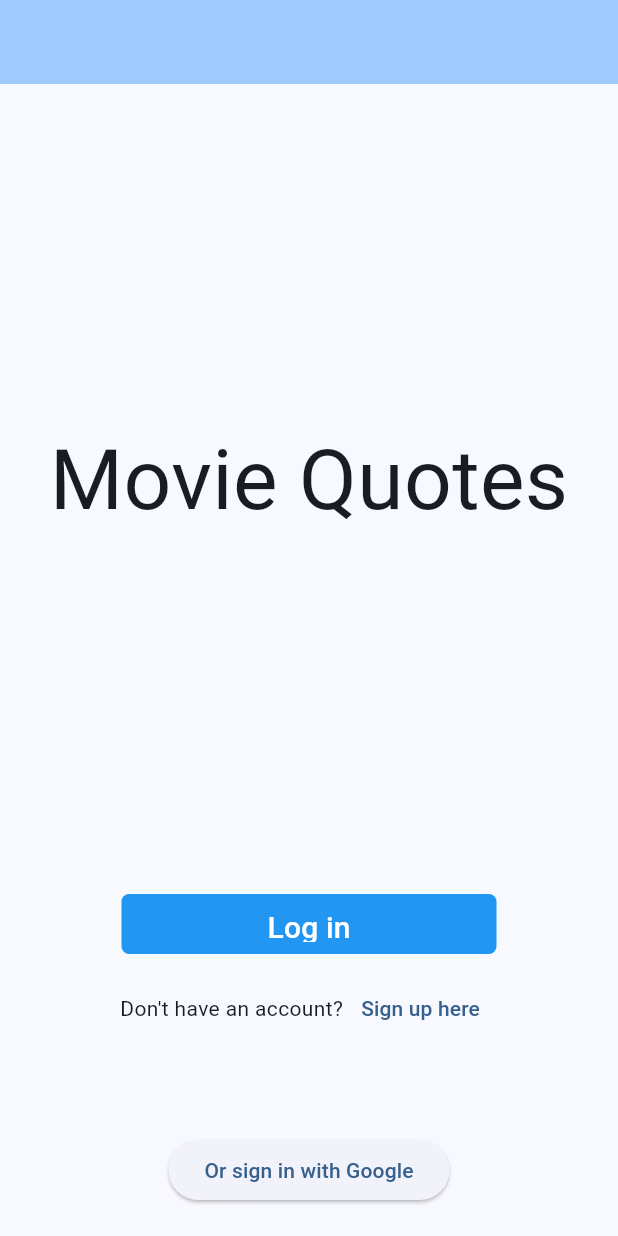
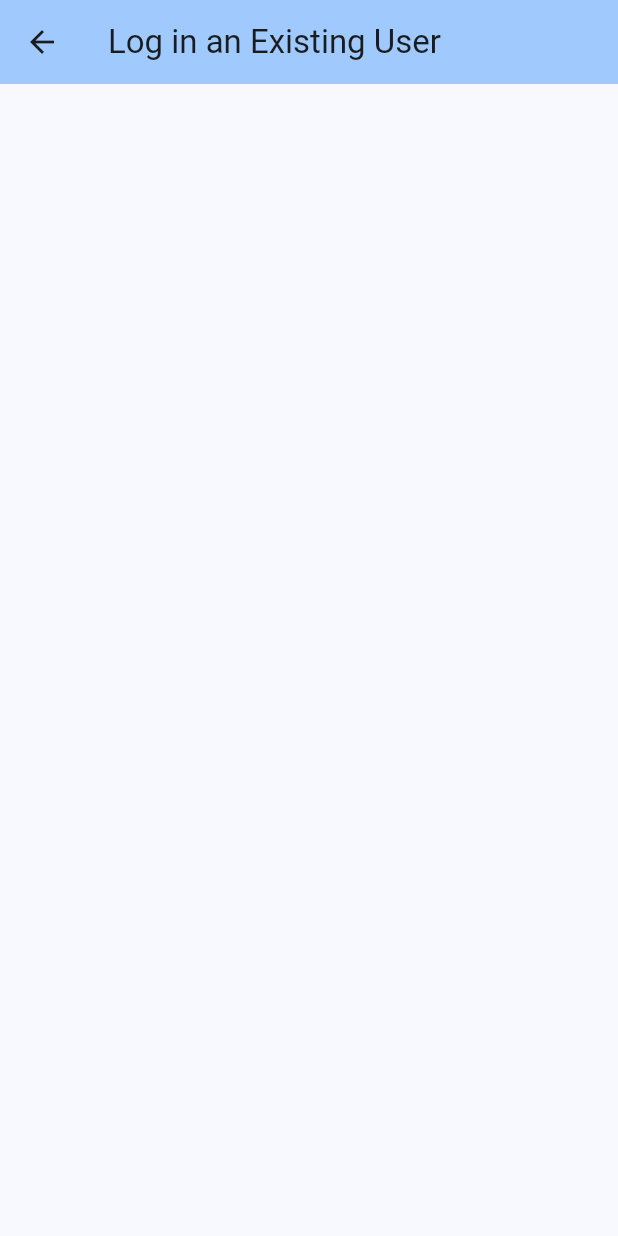
Before and after one commit to CSSE480-Fisher-Fall-2023-2024/MovieQuote, a Flutter app: the screen it shows after launch, after a tap on "Log in", on a phone screen of 412 x 824 dp. Run offline on Flutter 3.47's test engine with Material 2 defaults, Android fonts, the phone set to English and light mode, and no system bars; our stand-ins replace cloud_firestore, firebase_core, firebase_ui_firestore; accounts and stored records are empty.

Commit message:
progress on the DIY EP

```diff
--- /dev/null
+++ b/movie_quotes/lib/pages/email_password_auth_page.dart
@@ -0,0 +1,25 @@
+import 'package:flutter/material.dart';
+
+class EmailPasswordAuthPage extends StatefulWidget {
+  final bool isNewUser;
+  const EmailPasswordAuthPage({
+    super.key,
+    required this.isNewUser,
+  });
+
+  @override
+  State<EmailPasswordAuthPage> createState() => _EmailPasswordAuthPageState();
+}
+
+class _EmailPasswordAuthPageState extends State<EmailPasswordAuthPage> {
+  @override
+  Widget build(BuildContext context) {
+    return Scaffold(
+      appBar: AppBar(
+        title: Text(
+            widget.isNewUser ? "Create a New User" : "Log in an Existing User"),
+        backgroundColor: Theme.of(context).colorScheme.inversePrimary,
+      ),
+    );
+  }
+}
--- a/movie_quotes/lib/pages/login_front_page.dart
+++ b/movie_quotes/lib/pages/login_front_page.dart
@@ -1,5 +1,6 @@
 import 'package:flutter/material.dart';
 import 'package:movie_quotes/components/login_button.dart';
+import 'package:movie_quotes/pages/email_password_auth_page.dart';
 
 class LoginFrontPage extends StatefulWidget {
   const LoginFrontPage({super.key});
@@ -31,7 +32,12 @@ class _LoginFrontPageState extends State<LoginFrontPage> {
           LoginButton(
             text: "Log in",
             clickCallback: () {
-              print("TODO: Go to the next page");
+              Navigator.of(context).push(
+                MaterialPageRoute(
+                  builder: (context) =>
+                      const EmailPasswordAuthPage(isNewUser: false),
+                ),
+              );
             },
           ),
           Row(
@@ -40,7 +46,12 @@ class _LoginFrontPageState extends State<LoginFrontPage> {
               const Text("Don't have an account?"),
               TextButton(
                 onPressed: () {
-                  print("TODO: Go on to the page to Create an Account");
+                  Navigator.of(context).push(
+                    MaterialPageRoute(
+                      builder: (context) =>
+                          const EmailPasswordAuthPage(isNewUser: true),
+                    ),
+                  );
                 },
                 child: const Text("Sign up here"),
               )
@@ -53,7 +64,7 @@ class _LoginFrontPageState extends State<LoginFrontPage> {
             onPressed: () {
               print("TODO: Use Firebase UI Auth!");
             },
-            child: Text("Or sign in with Google"),
+            child: const Text("Or sign in with Google"),
           ),
           const SizedBox(
             height: 20.0,
```
